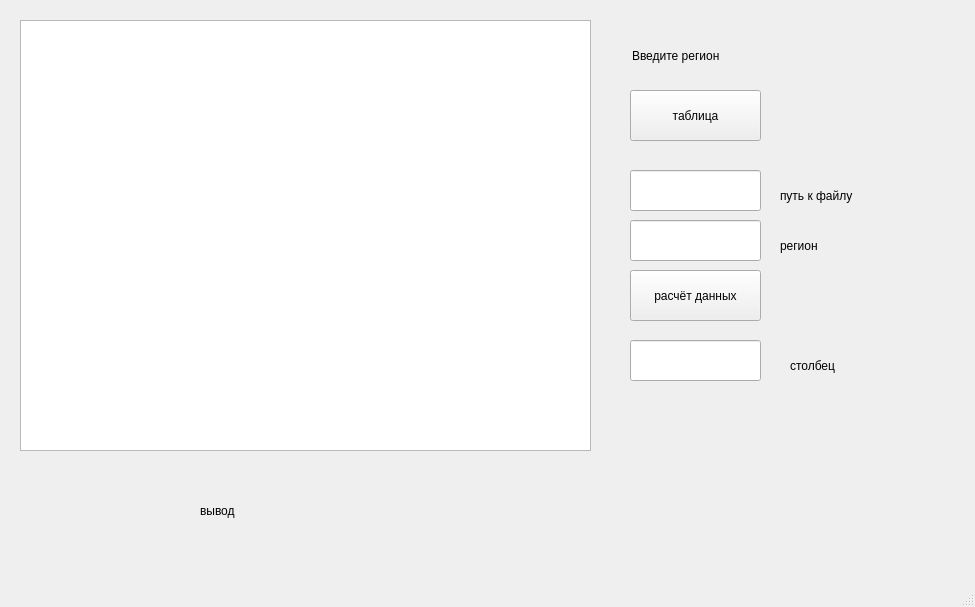
Above: mainwindow.ui from sneryme/oop2 before the change. Below: the same form after it.
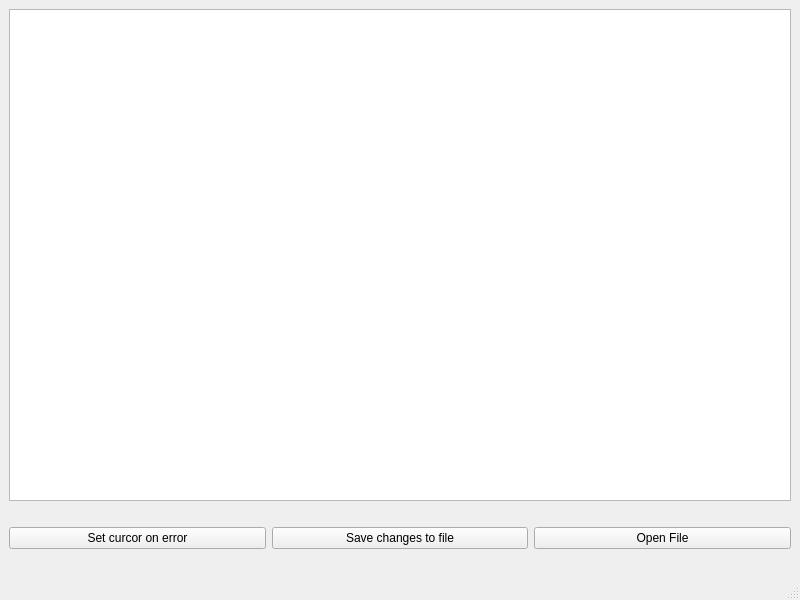
That is the form after the change.

```diff
--- a/mainwindow.ui
+++ b/mainwindow.ui
@@ -6,145 +6,62 @@
    <rect>
     <x>0</x>
     <y>0</y>
-    <width>975</width>
-    <height>607</height>
+    <width>800</width>
+    <height>600</height>
    </rect>
   </property>
   <property name="windowTitle">
    <string>MainWindow</string>
   </property>
   <widget class="QWidget" name="centralwidget">
-   <widget class="QTableView" name="tableView">
-    <property name="geometry">
-     <rect>
-      <x>20</x>
-      <y>20</y>
-      <width>571</width>
-      <height>431</height>
-     </rect>
-    </property>
-   </widget>
-   <widget class="QPushButton" name="create_table">
-    <property name="geometry">
-     <rect>
-      <x>630</x>
-      <y>90</y>
-      <width>131</width>
-      <height>51</height>
-     </rect>
-    </property>
-    <property name="text">
-     <string>таблица</string>
-    </property>
-   </widget>
-   <widget class="QLabel" name="label_region">
-    <property name="geometry">
-     <rect>
-      <x>632</x>
-      <y>40</y>
-      <width>131</width>
-      <height>31</height>
-     </rect>
-    </property>
-    <property name="text">
-     <string>Введите регион</string>
-    </property>
-   </widget>
-   <widget class="QLineEdit" name="line_file_pass">
-    <property name="geometry">
-     <rect>
-      <x>630</x>
-      <y>170</y>
-      <width>131</width>
-      <height>41</height>
-     </rect>
-    </property>
-   </widget>
-   <widget class="QPushButton" name="btn_check_stolb">
-    <property name="geometry">
-     <rect>
-      <x>630</x>
-      <y>270</y>
-      <width>131</width>
-      <height>51</height>
-     </rect>
-    </property>
-    <property name="text">
-     <string>расчёт данных</string>
-    </property>
-   </widget>
-   <widget class="QLineEdit" name="line_stolb">
-    <property name="geometry">
-     <rect>
-      <x>630</x>
-      <y>340</y>
-      <width>131</width>
-      <height>41</height>
-     </rect>
-    </property>
-   </widget>
-   <widget class="QLabel" name="lbl_output">
-    <property name="geometry">
-     <rect>
-      <x>200</x>
-      <y>490</y>
-      <width>351</width>
-      <height>41</height>
-     </rect>
-    </property>
-    <property name="text">
-     <string>вывод</string>
-    </property>
-   </widget>
-   <widget class="QLineEdit" name="line_region">
-    <property name="geometry">
-     <rect>
-      <x>630</x>
-      <y>220</y>
-      <width>131</width>
-      <height>41</height>
-     </rect>
-    </property>
-   </widget>
-   <widget class="QLabel" name="label">
-    <property name="geometry">
-     <rect>
-      <x>780</x>
-      <y>230</y>
-      <width>101</width>
-      <height>31</height>
-     </rect>
-    </property>
-    <property name="text">
-     <string>регион</string>
-    </property>
-   </widget>
-   <widget class="QLabel" name="label_2">
-    <property name="geometry">
-     <rect>
-      <x>790</x>
-      <y>350</y>
-      <width>101</width>
-      <height>31</height>
-     </rect>
-    </property>
-    <property name="text">
-     <string>столбец</string>
-    </property>
-   </widget>
-   <widget class="QLabel" name="label_3">
-    <property name="geometry">
-     <rect>
-      <x>780</x>
-      <y>180</y>
-      <width>121</width>
-      <height>31</height>
-     </rect>
-    </property>
-    <property name="text">
-     <string>путь к файлу</string>
-    </property>
-   </widget>
+   <layout class="QVBoxLayout" name="verticalLayout">
+    <item>
+     <widget class="QTextBrowser" name="textBrowser">
+      <property name="readOnly">
+       <bool>true</bool>
+      </property>
+     </widget>
+    </item>
+    <item>
+     <widget class="QLabel" name="validateRez">
+      <property name="text">
+       <string/>
+      </property>
+     </widget>
+    </item>
+    <item>
+     <layout class="QGridLayout" name="gridLayout_2">
+      <item row="0" column="1">
+       <widget class="QPushButton" name="save">
+        <property name="text">
+         <string>Save changes to file</string>
+        </property>
+       </widget>
+      </item>
+      <item row="0" column="2">
+       <widget class="QPushButton" name="openFile">
+        <property name="text">
+         <string>Open File</string>
+        </property>
+       </widget>
+      </item>
+      <item row="0" column="0">
+       <widget class="QPushButton" name="setOnErr">
+        <property name="text">
+         <string>Set curcor on error</string>
+        </property>
+       </widget>
+      </item>
+     </layout>
+    </item>
+    <item>
+     <widget class="QLabel" name="filePath">
+      <property name="text">
+       <string/>
+      </property>
+     </widget>
+    </item>
+   </layout>
   </widget>
   <widget class="QMenuBar" name="menubar">
    <property name="geometry">
```
Left out of the diff: 4 changed lines with no effect on the pictures.
